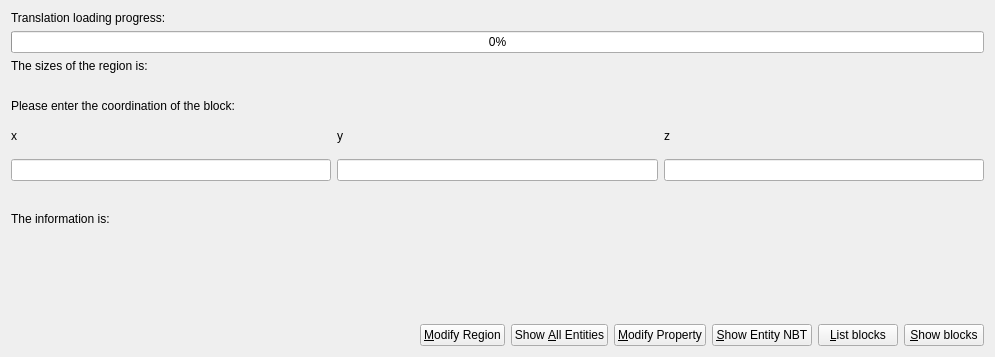
Qt form src/blockreaderui.ui (DreamHelium/dhlrc) before a commit.
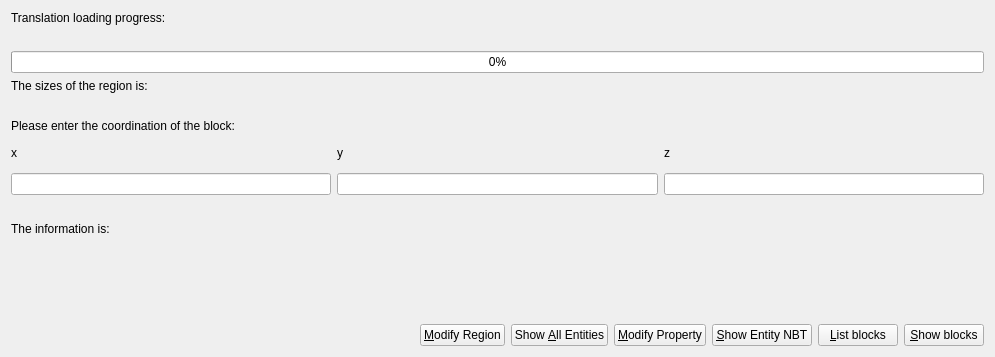
The same form after that commit.

What changed in the file:
```diff
--- a/src/blockreaderui.ui
+++ b/src/blockreaderui.ui
@@ -27,6 +27,13 @@
            </property>
           </widget>
          </item>
+         <item>
+          <widget class="QLabel" name="progressLabel">
+           <property name="text">
+            <string notr="true"/>
+           </property>
+          </widget>
+         </item>
          <item>
           <widget class="QProgressBar" name="progressBar">
            <property name="value">
```
